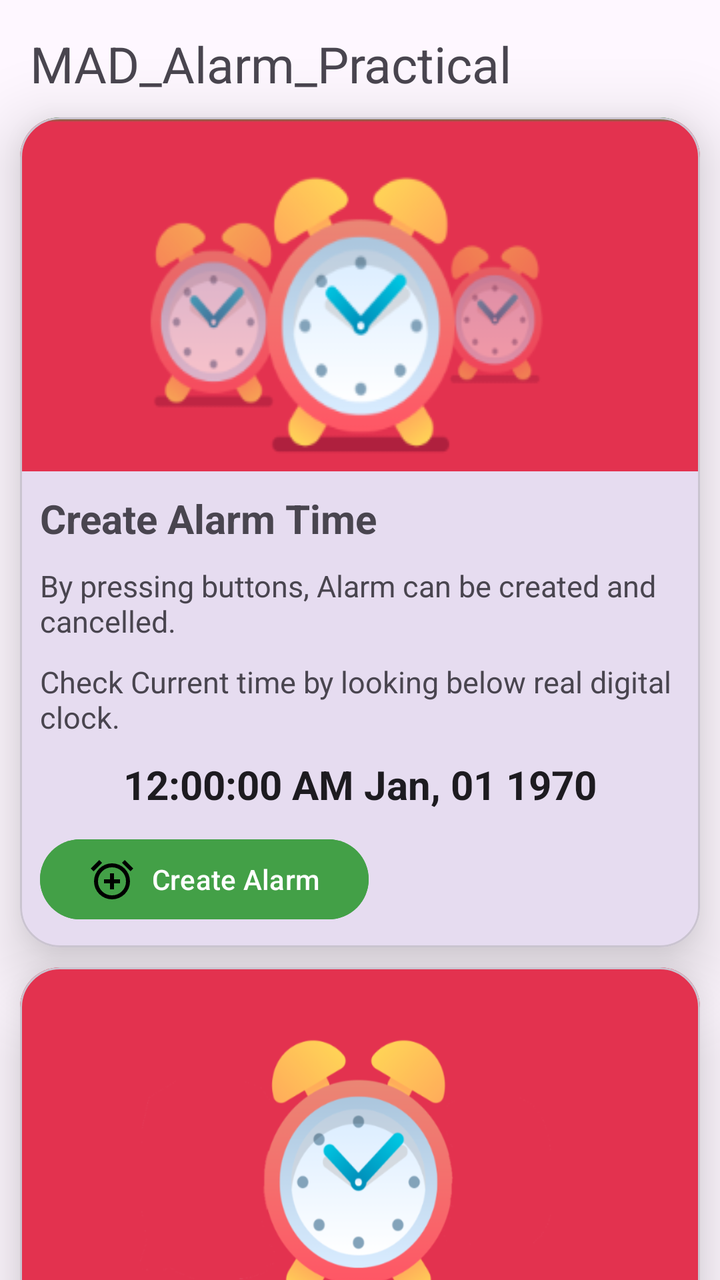
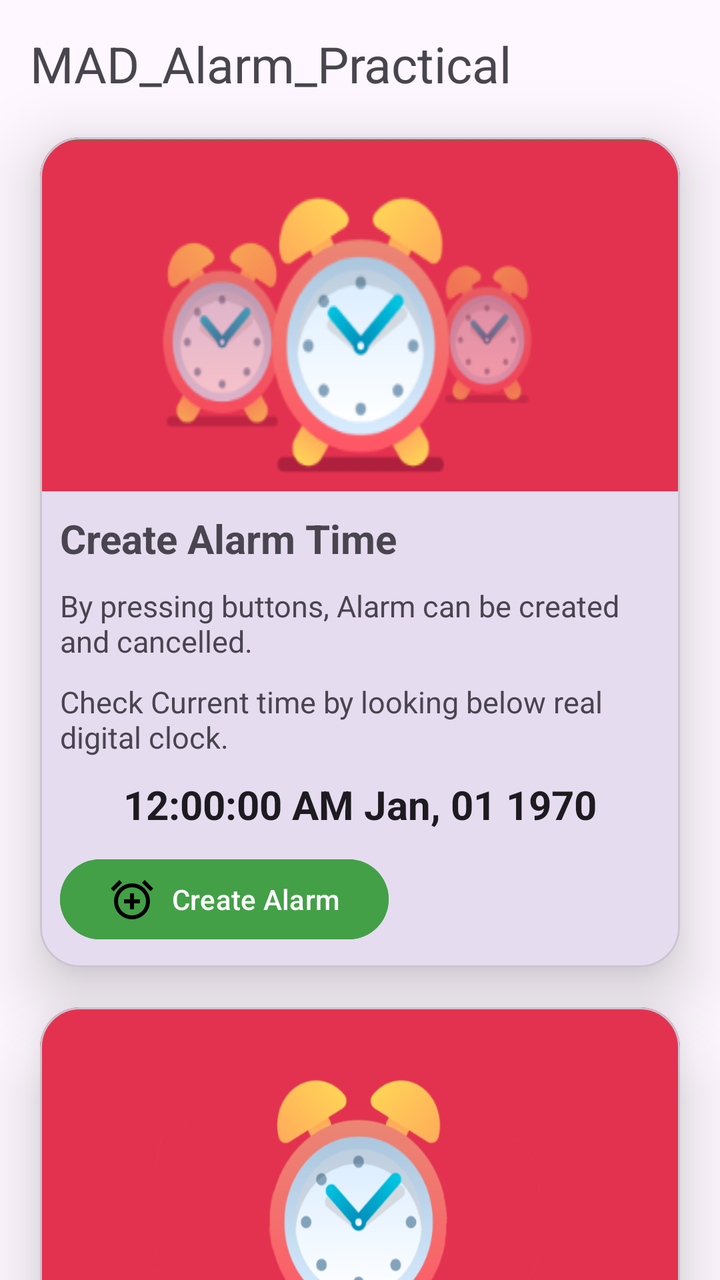

Compare the two renders of this Android layout. The source of the first and the diff that turns it into the second are given below.
<!-- AndroidManifest.xml: application theme Theme._24012011026_MAD_Practical4 -->
<!-- res/layout/activity_main.xml -->
<?xml version="1.0" encoding="utf-8"?>
<androidx.constraintlayout.widget.ConstraintLayout xmlns:android="http://schemas.android.com/apk/res/android"
    xmlns:app="http://schemas.android.com/apk/res-auto"
    xmlns:tools="http://schemas.android.com/tools"
    android:id="@+id/main"
    android:layout_width="match_parent"
    android:layout_height="match_parent"
    tools:context=".MainActivity">

    <androidx.core.widget.NestedScrollView
        android:layout_width="match_parent"
        android:layout_height="match_parent">

        <androidx.constraintlayout.widget.ConstraintLayout
            android:layout_width="match_parent"
            android:layout_height="wrap_content">

            <TextView
                android:id="@+id/MAD_Pr"
                android:layout_width="match_parent"
                android:layout_height="wrap_content"
                android:text="MAD_Alarm_Practical"
                android:textSize="25sp"
                android:layout_margin="15dp"
                app:layout_constraintTop_toTopOf="parent">

            </TextView>

            <com.google.android.material.card.MaterialCardView
                android:id="@+id/card1"
                android:layout_width="match_parent"
                android:layout_height="wrap_content"
                android:layout_margin="10dp"
                app:cardCornerRadius="20dp"
                app:cardElevation="20dp"
                app:layout_constraintTop_toBottomOf="@id/MAD_Pr">

                <androidx.constraintlayout.widget.ConstraintLayout
                    android:layout_width="match_parent"
                    android:layout_height="wrap_content"
                    android:layout_marginBottom="10dp">

                    <ImageView
                        android:id="@+id/clock"
                        android:layout_width="match_parent"
                        android:layout_height="wrap_content"
                        android:scaleType="fitXY"
                        android:src="@drawable/alarm_photo"
                        app:layout_constraintTop_toTopOf="parent">

                    </ImageView>

                    <TextView
                        android:id="@+id/txt1"
                        android:layout_width="match_parent"
                        android:layout_height="wrap_content"
                        android:layout_margin="10dp"
                        android:text="Create Alarm Time"
                        android:textSize="20sp"
                        android:textStyle="bold"
                        app:layout_constraintTop_toBottomOf="@id/clock">

                    </TextView>

                    <TextView
                        android:id="@+id/txt2"
                        android:layout_width="match_parent"
                        android:layout_height="wrap_content"
                        android:layout_margin="10dp"
                        android:textSize="15sp"
                        android:text="By pressing buttons, Alarm can be created and cancelled."
                        app:layout_constraintTop_toBottomOf="@id/txt1">

                    </TextView>

                    <TextView
                        android:id="@+id/txt3"
                        android:layout_width="match_parent"
                        android:layout_height="wrap_content"
                        android:layout_margin="10dp"
                        android:textSize="15sp"
                        android:text="Check Current time by looking below real digital clock."
                        app:layout_constraintTop_toBottomOf="@id/txt2">

                    </TextView>

                    <TextClock
                        android:id="@+id/Time1"
                        android:layout_width="match_parent"
                        android:layout_height="wrap_content"
                        android:format12Hour="hh:mm:ss a MMM, dd yyyy"
                        android:layout_margin="10dp"
                        android:textSize="20sp"
                        android:textStyle="bold"
                        android:gravity="center"
                        app:layout_constraintTop_toBottomOf="@id/txt3">

                    </TextClock>

                    <com.google.android.material.button.MaterialButton
                        android:id="@+id/CreateAlarm"
                        android:layout_width="wrap_content"
                        android:layout_height="wrap_content"
                        android:backgroundTint="#43A047"
                        android:layout_marginTop="10dp"
                        android:drawableLeft="@drawable/outline_alarm_add_24"
                        android:text="Create Alarm"
                        app:layout_constraintStart_toStartOf="@id/txt3"
                        app:layout_constraintTop_toBottomOf="@id/Time1">

                    </com.google.android.material.button.MaterialButton>

                </androidx.constraintlayout.widget.ConstraintLayout>

            </com.google.android.material.card.MaterialCardView>

            <com.google.android.material.card.MaterialCardView
                android:id="@+id/card2"
                android:layout_width="match_parent"
                android:layout_height="wrap_content"
                android:layout_margin="10dp"
                app:cardCornerRadius="20dp"
                app:cardElevation="20dp"
                app:layout_constraintTop_toBottomOf="@id/card1">

                <androidx.constraintlayout.widget.ConstraintLayout
                    android:layout_width="match_parent"
                    android:layout_height="wrap_content"
                    android:layout_marginBottom="10dp">

                    <ImageView
                        android:id="@+id/clock1"
                        android:layout_width="match_parent"
                        android:layout_height="180dp"
                        android:scaleType="fitXY"
                        android:src="@drawable/alarm_photo2"
                        app:layout_constraintTop_toTopOf="parent">

                    </ImageView>

                    <TextView
                        android:id="@+id/txt4"
                        android:layout_width="match_parent"
                        android:layout_height="wrap_content"
                        android:layout_margin="10dp"
                        android:text="Set Alarm Time:"
                        android:textSize="20sp"
                        android:textStyle="bold"
                        android:gravity="center"
                        app:layout_constraintTop_toBottomOf="@id/clock1">

                    </TextView>

                    <TextClock
                        android:id="@+id/Time2"
                        android:layout_width="match_parent"
                        android:layout_height="wrap_content"
                        android:format12Hour="hh:mm:ss a"
                        android:layout_margin="5dp"
                        android:textSize="20sp"
                        android:textStyle="bold"
                        android:gravity="center"
                        app:layout_constraintTop_toBottomOf="@id/txt4">

                    </TextClock>

                    <com.google.android.material.button.MaterialButton
                        android:id="@+id/CancelAlarm"
                        android:layout_width="wrap_content"
                        android:layout_height="wrap_content"
                        android:backgroundTint="#43A047"
                        android:drawableLeft="@drawable/baseline_alarm_off_24"
                        android:text="Cancel Alarm"
                        app:layout_constraintStart_toStartOf="@id/txt4"
                        app:layout_constraintTop_toBottomOf="@id/Time2">

                    </com.google.android.material.button.MaterialButton>

                </androidx.constraintlayout.widget.ConstraintLayout>

            </com.google.android.material.card.MaterialCardView>

        </androidx.constraintlayout.widget.ConstraintLayout>

    </androidx.core.widget.NestedScrollView>

</androidx.constraintlayout.widget.ConstraintLayout>
<!-- resources referenced by this layout -->
<resources>
  <!-- drawable alarm_photo: png bitmap (drawable, 26039 bytes) -->
  <!-- drawable alarm_photo2: png bitmap (drawable, 40271 bytes) -->
  <!-- drawable baseline_alarm_off_24 (drawable) -->
  <vector xmlns:android="http://schemas.android.com/apk/res/android" android:height="24dp" android:tint="#000000" android:viewportHeight="24" android:viewportWidth="24" android:width="24dp">
        
      <path android:fillColor="@android:color/white" android:pathData="M12,6c3.87,0 7,3.13 7,7 0,0.84 -0.16,1.65 -0.43,2.4l1.52,1.52c0.58,-1.19 0.91,-2.51 0.91,-3.92 0,-4.97 -4.03,-9 -9,-9 -1.41,0 -2.73,0.33 -3.92,0.91L9.6,6.43C10.35,6.16 11.16,6 12,6zM22,5.72l-4.6,-3.86 -1.29,1.53 4.6,3.86L22,5.72zM2.92,2.29L1.65,3.57 2.98,4.9l-1.11,0.93 1.42,1.42 1.11,-0.94 0.8,0.8C3.83,8.69 3,10.75 3,13c0,4.97 4.02,9 9,9 2.25,0 4.31,-0.83 5.89,-2.2l2.2,2.2 1.27,-1.27L3.89,3.27l-0.97,-0.98zM16.47,18.39C15.26,19.39 13.7,20 12,20c-3.87,0 -7,-3.13 -7,-7 0,-1.7 0.61,-3.26 1.61,-4.47l9.86,9.86zM8.02,3.28L6.6,1.86l-0.86,0.71 1.42,1.42 0.86,-0.71z"/>
      
  </vector>
  <!-- drawable outline_alarm_add_24 (drawable) -->
  <vector xmlns:android="http://schemas.android.com/apk/res/android" android:height="24dp" android:tint="#000000" android:viewportHeight="960" android:viewportWidth="960" android:width="24dp">
        
      <path android:fillColor="@android:color/white" android:pathData="M440,680L520,680L520,560L640,560L640,480L520,480L520,360L440,360L440,480L320,480L320,560L440,560L440,680ZM339.5,851.5Q274,823 225.5,774.5Q177,726 148.5,660.5Q120,595 120,520Q120,445 148.5,379.5Q177,314 225.5,265.5Q274,217 339.5,188.5Q405,160 480,160Q555,160 620.5,188.5Q686,217 734.5,265.5Q783,314 811.5,379.5Q840,445 840,520Q840,595 811.5,660.5Q783,726 734.5,774.5Q686,823 620.5,851.5Q555,880 480,880Q405,880 339.5,851.5ZM480,520Q480,520 480,520Q480,520 480,520Q480,520 480,520Q480,520 480,520Q480,520 480,520Q480,520 480,520Q480,520 480,520Q480,520 480,520ZM224,94L280,150L110,320L54,264L224,94ZM736,94L906,264L850,320L680,150L736,94ZM480,800Q597,800 678.5,718.5Q760,637 760,520Q760,403 678.5,321.5Q597,240 480,240Q363,240 281.5,321.5Q200,403 200,520Q200,637 281.5,718.5Q363,800 480,800Z"/>
      
  </vector>
  <style name="Theme._24012011026_MAD_Practical4" parent="Base.Theme._24012011026_MAD_Practical4" />
  <style name="Base.Theme._24012011026_MAD_Practical4" parent="Theme.Material3.DayNight.NoActionBar">
          
          
      </style>
</resources>

<!-- the commit's change to res/layout/activity_main.xml (unified diff, before → after) -->
@@ -30,7 +30,7 @@
                 android:id="@+id/card1"
                 android:layout_width="match_parent"
                 android:layout_height="wrap_content"
-                android:layout_margin="10dp"
+                android:layout_margin="20dp"
                 app:cardCornerRadius="20dp"
                 app:cardElevation="20dp"
                 app:layout_constraintTop_toBottomOf="@id/MAD_Pr">
@@ -118,7 +118,7 @@
                 android:id="@+id/card2"
                 android:layout_width="match_parent"
                 android:layout_height="wrap_content"
-                android:layout_margin="10dp"
+                android:layout_margin="20dp"
                 app:cardCornerRadius="20dp"
                 app:cardElevation="20dp"
                 app:layout_constraintTop_toBottomOf="@id/card1">
